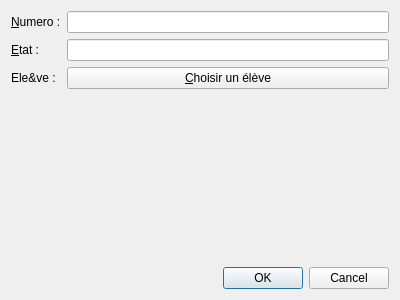
First picture: the form in Qt/addcarte.ui, repository Swoking/COAC2016, before the edit.
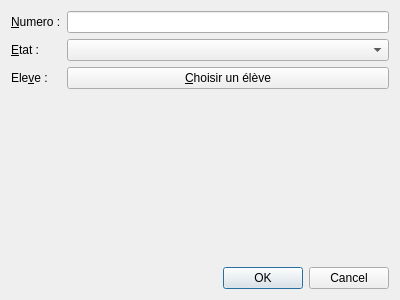
Second picture: the form after the edit.

Commit message: renomage de certain éléments de l'UI d'ajout de carte

The edit to the form file:
```diff
--- a/Qt/addcarte.ui
+++ b/Qt/addcarte.ui
@@ -42,7 +42,7 @@
         <string>&amp;Etat :</string>
        </property>
        <property name="buddy">
-        <cstring>ledtEtat</cstring>
+        <cstring>cmbStatus</cstring>
        </property>
       </widget>
      </item>
@@ -51,14 +51,14 @@
        <property name="text">
         <string>Ele&amp;ve :</string>
        </property>
+       <property name="buddy">
+        <cstring>pbuChooseEleve</cstring>
+       </property>
       </widget>
      </item>
      <item row="0" column="1">
       <widget class="QLineEdit" name="ledtNum"/>
      </item>
-     <item row="1" column="1">
-      <widget class="QLineEdit" name="ledtEtat"/>
-     </item>
      <item row="2" column="1">
       <widget class="QPushButton" name="pbuChooseEleve">
        <property name="text">
@@ -66,6 +66,9 @@
        </property>
       </widget>
      </item>
+     <item row="1" column="1">
+      <widget class="QComboBox" name="cmbStatus"/>
+     </item>
     </layout>
    </item>
   </layout>
```
